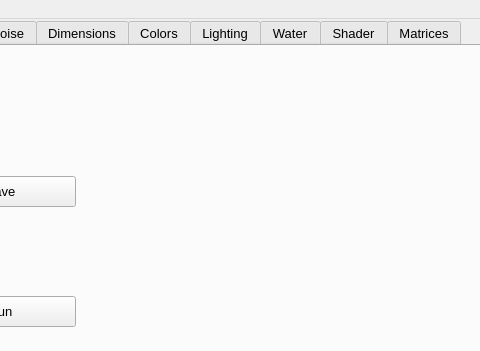
First picture: the form in pyqt5-gui/gui.ui, repository KatyT12/Random-3DTerrain-Generator, before the edit; both pictures show x 167 to 647 and y 0 to 351 of the 800 by 600 pixel window.
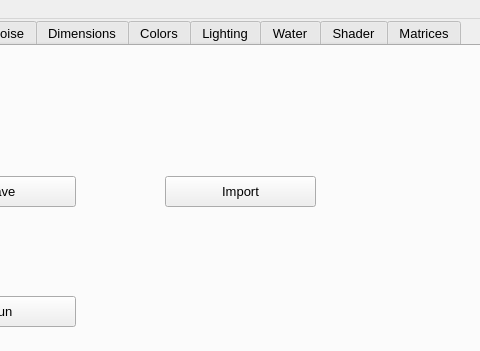
Second picture: the form after the edit. Icons and pictures are not drawn.

Commit message: Can now import json files in gui application

Diff of the .ui file:
```diff
--- a/pyqt5-gui/gui.ui
+++ b/pyqt5-gui/gui.ui
@@ -67,6 +67,19 @@
        <string>Save</string>
       </property>
      </widget>
+     <widget class="QPushButton" name="importButton">
+      <property name="geometry">
+       <rect>
+        <x>310</x>
+        <y>130</y>
+        <width>151</width>
+        <height>31</height>
+       </rect>
+      </property>
+      <property name="text">
+       <string>Import</string>
+      </property>
+     </widget>
     </widget>
     <widget class="QWidget" name="PerlinNoise">
      <attribute name="title">
```
The commit also changes 1 other file.
